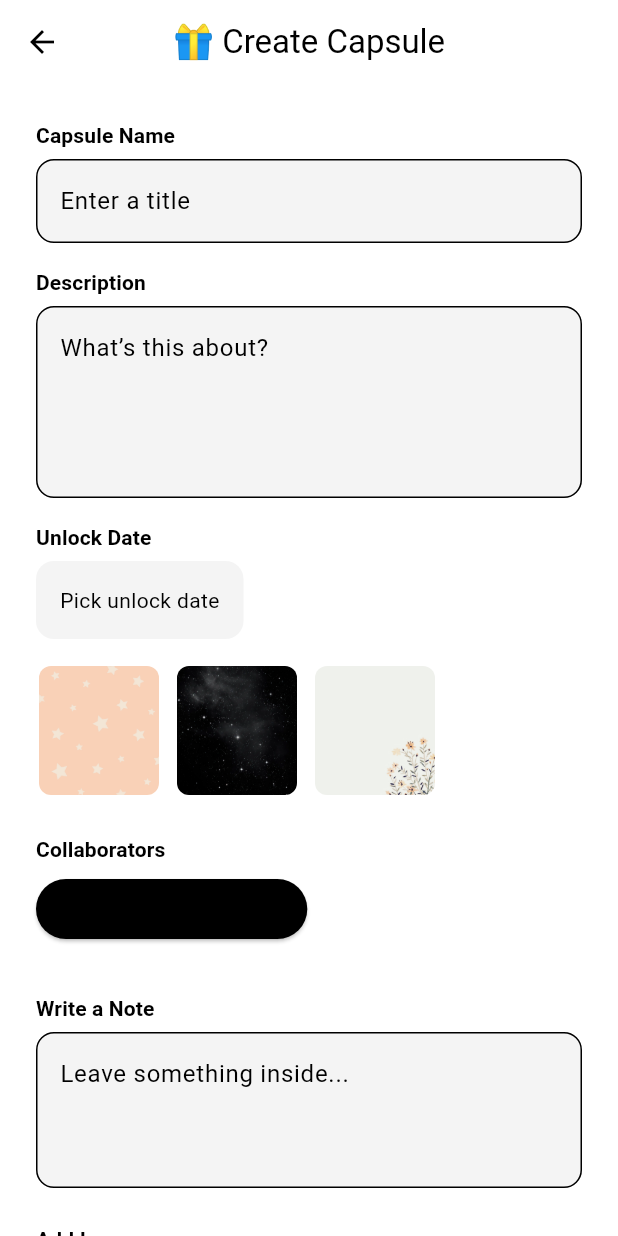
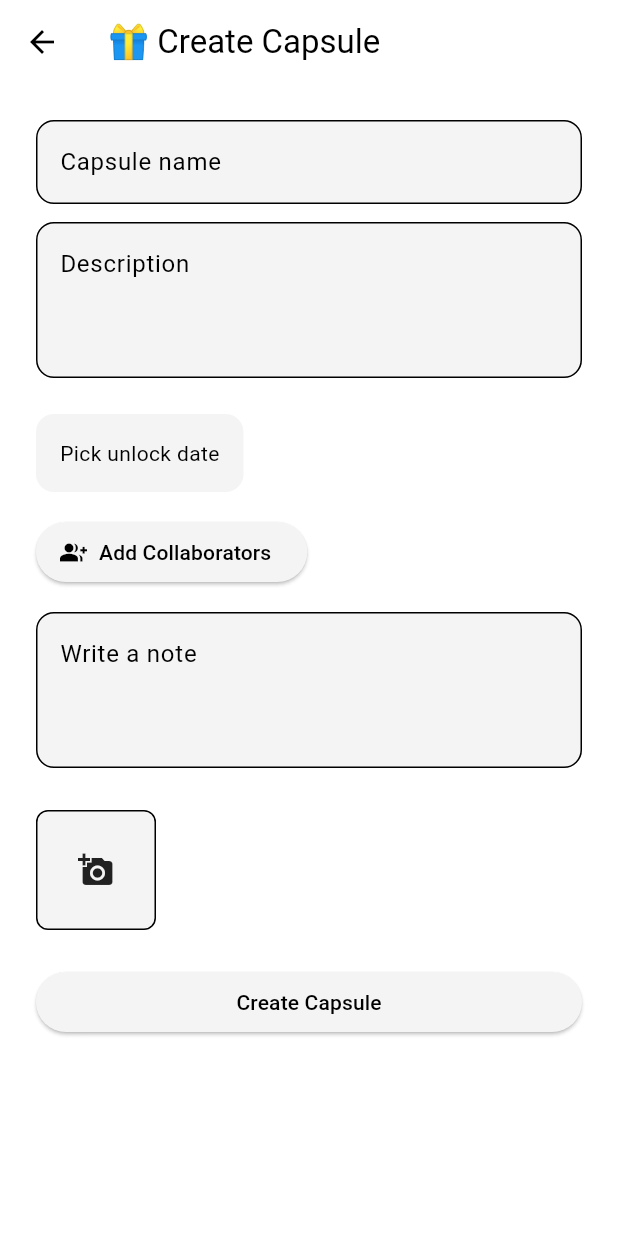
Before and after one commit to shlokmestry/boxed_app, a Flutter app: the CreateCapsuleScreen screen opened directly, on a phone screen of 412 x 824 dp. Run offline on Flutter 3.47's test engine with Material 3 defaults, Android fonts, the phone set to English and light mode, and no system bars; our stand-ins replace cloud_firestore, firebase_auth, firebase_core, firebase_messaging, firebase_storage, flutter_local_notifications and 5 more; missing offline and left inert: cryptography, encrypt, pointycastle, rsa_encrypt; accounts and stored records are empty.

```diff
--- a/lib/screens/create_capsule_screen.dart
+++ b/lib/screens/create_capsule_screen.dart
@@ -16,12 +16,13 @@ class CreateCapsuleScreen extends StatefulWidget {
 }
 
 class _CreateCapsuleScreenState extends State<CreateCapsuleScreen> {
-  final TextEditingController _nameController = TextEditingController();
-  final TextEditingController _descriptionController = TextEditingController();
-  final TextEditingController _noteController = TextEditingController();
+  final _nameController = TextEditingController();
+  final _descriptionController = TextEditingController();
+  final _noteController = TextEditingController();
 
   DateTime? _selectedDateTime;
   bool _isLoading = false;
+
   final List<File> _selectedImages = [];
   final ImagePicker _picker = ImagePicker();
   int? _selectedBackground;
@@ -34,6 +35,16 @@ class _CreateCapsuleScreenState extends State<CreateCapsuleScreen> {
 
   final List<Map<String, dynamic>> _collaborators = [];
 
+  // ───────────── SAFE SESSION CHECK ─────────────
+  bool _hasUserMasterKey() {
+    try {
+      UserCryptoState.userMasterKey;
+      return true;
+    } catch (_) {
+      return false;
+    }
+  }
+
   Future<void> _selectDate() async {
     final now = DateTime.now();
     final pickedDate = await showDatePicker(
@@ -42,12 +53,16 @@ class _CreateCapsuleScreenState extends State<CreateCapsuleScreen> {
       firstDate: now,
       lastDate: DateTime(now.year + 5),
     );
-    if (pickedDate != null) {
+
+    if (pickedDate == null) return;
+
     final pickedTime = await showTimePicker(
       context: context,
       initialTime: const TimeOfDay(hour: 12, minute: 0),
     );
-      if (pickedTime != null) {
+
+    if (pickedTime == null) return;
+
     setState(() {
       _selectedDateTime = DateTime(
         pickedDate.year,
@@ -58,138 +73,145 @@ class _CreateCapsuleScreenState extends State<CreateCapsuleScreen> {
       );
     });
   }
-    }
-  }
 
   Future<void> _pickImages() async {
-    final pickedFiles = await _picker.pickMultiImage();
+    final picked = await _picker.pickMultiImage();
     setState(() {
-      _selectedImages.addAll(pickedFiles.map((x) => File(x.path)));
+      _selectedImages.addAll(picked.map((x) => File(x.path)));
     });
   }
 
   void _removeImage(File file) {
+    setState(() => _selectedImages.remove(file));
+  }
+
+  Future<void> _openCollaboratorPicker() async {
+    final result = await showDialog<List<Map<String, dynamic>>>(
+      context: context,
+      builder: (_) => const CollaboratorPickerDialog(),
+    );
+
+    if (result != null) {
       setState(() {
-      _selectedImages.remove(file);
+        _collaborators
+          ..clear()
+          ..addAll(result);
       });
     }
-
-  /// ✅ NEW: Make sure master key exists before any encryption happens.
-  /// We cannot derive it here (no password available). So if it's missing,
-  /// user needs to log in again.
-  Future<void> _ensureUserMasterKeyReady() async {
-    final masterKey = UserCryptoState.userMasterKey;
-    if (masterKey != null) return;
-
-    throw Exception(
-      'User master key not initialized. Please log out and log back in.',
-    );
   }
 
   Future<void> _createCapsule() async {
-    final currentUser = FirebaseAuth.instance.currentUser;
+    final user = FirebaseAuth.instance.currentUser;
 
-    if (_nameController.text.trim().isEmpty ||
+    if (user == null ||
+        _nameController.text.trim().isEmpty ||
         _descriptionController.text.trim().isEmpty ||
-        _selectedDateTime == null ||
-        currentUser == null) {
+        _selectedDateTime == null) {
       ScaffoldMessenger.of(context).showSnackBar(
         const SnackBar(content: Text('Please complete all fields')),
       );
       return;
     }
 
+    // 🔐 HARD STOP if session expired
+    if (!_hasUserMasterKey()) {
+      ScaffoldMessenger.of(context).showSnackBar(
+        const SnackBar(
+          content: Text('Session expired. Please log in again.'),
+        ),
+      );
+
+      Navigator.of(context).pop();
+      return;
+    }
+
     setState(() => _isLoading = true);
 
     try {
-      // ✅ NEW: Prevents "User master key not initialized" crash
-      await _ensureUserMasterKeyReady();
+      final userMasterKey = UserCryptoState.userMasterKey;
 
-      /// 1️⃣ Collaborators
-      final collaboratorsWithStatus = [
+      // 1️⃣ Capsule key
+      final capsuleKey =
+          await BoxedEncryptionService.generateCapsuleKey();
+
+      final encryptedCapsuleKey =
+          await BoxedEncryptionService.encryptCapsuleKeyForUser(
+        capsuleKey: capsuleKey,
+        userMasterKey: userMasterKey,
+      );
+
+      // 2️⃣ Collaborators
+      final collaborators = [
         {
-          'userId': currentUser.uid,
-          'username': currentUser.displayName ?? 'You',
+          'userId': user.uid,
+          'username': user.displayName ?? 'You',
           'role': 'Owner',
           'accepted': true,
-          'photoUrl': currentUser.photoURL ?? '',
+          'photoUrl': user.photoURL ?? '',
         },
         ..._collaborators.map((c) => {
               'userId': c['userId'],
               'username': c['username'],
               'role': c['role'] ?? 'Editor',
+              'accepted': false,
               'photoUrl': c['photoUrl'] ?? '',
-              'accepted': false,
-            })
+            }),
       ];
 
-      final memberIds = collaboratorsWithStatus
+      final memberIds = collaborators
           .where((c) => c['accepted'] == true)
           .map((c) => c['userId'] as String)
           .toList();
 
-      final status = _collaborators.isNotEmpty ? 'pending' : 'active';
+      final status = _collaborators.isNotEmpty ? 'pending' : 'locked';
 
-      /// 2️⃣ Capsule key
-      final capsuleKey = await BoxedEncryptionService.generateCapsuleKey();
-
-      final encryptedCapsuleKey =
-          await BoxedEncryptionService.encryptCapsuleKeyForUser(
-        capsuleKey: capsuleKey,
-        userMasterKey: UserCryptoState.userMasterKey,
-      );
-
-      final capsuleKeys = {
-        currentUser.uid: encryptedCapsuleKey,
-      };
-
-      /// 3️⃣ Create capsule
+      // 3️⃣ Create capsule
       final capsuleRef =
           await FirebaseFirestore.instance.collection('capsules').add({
         'name': _nameController.text.trim(),
         'description': _descriptionController.text.trim(),
-        'creatorId': currentUser.uid,
-        'creatorUsername': currentUser.displayName ?? '',
+        'creatorId': user.uid,
         'unlockDate': Timestamp.fromDate(_selectedDateTime!),
         'memberIds': memberIds,
-        'collaborators': collaboratorsWithStatus,
-        'capsuleKeys': capsuleKeys,
+        'collaborators': collaborators,
+        'capsuleKeys': {user.uid: encryptedCapsuleKey},
         'createdAt': Timestamp.now(),
         'status': status,
-        'isLocked': true,
+        'emoji': '🎁',
         'backgroundId': _selectedBackground,
-        'emoji': '🎁',
       });
 
-      /// 4️⃣ Images (not encrypted yet)
+      // 4️⃣ Images
       for (final image in _selectedImages) {
-        final filename = DateTime.now().millisecondsSinceEpoch.toString();
+        final filename =
+            DateTime.now().millisecondsSinceEpoch.toString();
         final ref = FirebaseStorage.instance
-            .ref()
-            .child('capsules/${capsuleRef.id}/$filename.jpg');
+            .ref('capsules/${capsuleRef.id}/$filename.jpg');
+
         final upload = await ref.putFile(image);
         final url = await upload.ref.getDownloadURL();
 
         await capsuleRef.collection('memories').add({
           'type': 'image',
-          'uploaderId': currentUser.uid,
+          'uploaderId': user.uid,
           'timestamp': Timestamp.now(),
           'contentUrl': url,
         });
       }
 
-      /// 5️⃣ Encrypted note
+      // 5️⃣ Encrypted note
       if (_noteController.text.trim().isNotEmpty) {
-        final encryptedText = await BoxedEncryptionService.encryptData(
+        final encryptedNote =
+            await BoxedEncryptionService.encryptData(
           plainText: _noteController.text.trim(),
           capsuleKey: capsuleKey,
         );
 
         await capsuleRef.collection('memories').add({
           'type': 'note',
-          'uploaderId': currentUser.uid,
+          'uploaderId': user.uid,
           'timestamp': Timestamp.now(),
-          'encryptedText': encryptedText,
+          'encryptedText': encryptedNote,
         });
       }
 
@@ -206,66 +228,39 @@ class _CreateCapsuleScreenState extends State<CreateCapsuleScreen> {
     }
   }
 
-  Future<void> _openCollaboratorPicker() async {
-    final result = await showDialog<List<Map<String, dynamic>>>(
-      context: context,
-      builder: (context) => const CollaboratorPickerDialog(),
-    );
-
-    if (result != null) {
-      setState(() {
-        _collaborators
-          ..clear()
-          ..addAll(result);
-      });
-    }
-  }
-
-  // ---------- UI BELOW IS UNCHANGED ----------
+  // ───────────── UI (UNCHANGED) ─────────────
 
   @override
   Widget build(BuildContext context) {
     final colorScheme = Theme.of(context).colorScheme;
-    final textTheme = Theme.of(context).textTheme;
 
     return Scaffold(
-      appBar: AppBar(
-        title: Text("🎁 Create Capsule", style: textTheme.titleLarge),
-        centerTitle: true,
-      ),
+      appBar: AppBar(title: const Text('🎁 Create Capsule')),
       body: SingleChildScrollView(
         padding: const EdgeInsets.all(24),
         child: Column(crossAxisAlignment: CrossAxisAlignment.start, children: [
-          _sectionLabel(context, "Capsule Name"),
-          _buildInput(_nameController, 'Enter a title'),
-          const SizedBox(height: 16),
-          _sectionLabel(context, "Description"),
-          _buildInput(_descriptionController, 'What’s this about?', maxLines: 4),
-          const SizedBox(height: 16),
-          _sectionLabel(context, "Unlock Date"),
+          _input(_nameController, 'Capsule name'),
+          _input(_descriptionController, 'Description', maxLines: 3),
+          const SizedBox(height: 12),
           GestureDetector(onTap: _selectDate, child: _dateTile()),
           const SizedBox(height: 16),
-          _backgroundPicker(colorScheme),
+          ElevatedButton.icon(
+            onPressed: _openCollaboratorPicker,
+            icon: const Icon(Icons.group_add),
+            label: const Text('Add Collaborators'),
+          ),
+          const SizedBox(height: 16),
+          _input(_noteController, 'Write a note', maxLines: 3),
+          const SizedBox(height: 16),
+          _imagePicker(colorScheme),
           const SizedBox(height: 24),
-          _sectionLabel(context, "Collaborators"),
-          _collaboratorButton(colorScheme),
-          const SizedBox(height: 8),
-          _buildCollaboratorChips(),
-          const SizedBox(height: 24),
-          _sectionLabel(context, "Write a Note"),
-          _buildInput(_noteController, 'Leave something inside...', maxLines: 3),
-          const SizedBox(height: 24),
-          _sectionLabel(context, "Add Images"),
-          _imagePicker(colorScheme),
-          const SizedBox(height: 36),
           _isLoading
               ? const Center(child: CircularProgressIndicator())
               : SizedBox(
                   width: double.infinity,
                   child: ElevatedButton(
                     onPressed: _createCapsule,
-                    child: const Text("Create Capsule",
-                        style: TextStyle(fontSize: 16)),
+                    child: const Text('Create Capsule'),
                   ),
                 ),
         ]),
@@ -273,123 +268,60 @@ class _CreateCapsuleScreenState extends State<CreateCapsuleScreen> {
     );
   }
 
-  // ---------- UI HELPERS (UNCHANGED) ----------
-
   Widget _dateTile() => Container(
         padding: const EdgeInsets.all(16),
         decoration: BoxDecoration(
+          color: Theme.of(context).colorScheme.surface,
           borderRadius: BorderRadius.circular(12),
-          color: Theme.of(context).colorScheme.surface,
         ),
         child: Text(_selectedDateTime == null
             ? 'Pick unlock date'
-            : 'Opens on: $_selectedDateTime'),
+            : 'Opens on $_selectedDateTime'),
       );
 
-  Widget _collaboratorButton(ColorScheme colorScheme) => ElevatedButton.icon(
-        onPressed: _openCollaboratorPicker,
-        icon: const Icon(Icons.group_add),
-        label: const Text("Add Collaborators"),
-        style: ElevatedButton.styleFrom(
-          backgroundColor: colorScheme.primary,
-        ),
-      );
-
-  Widget _backgroundPicker(ColorScheme colorScheme) => SizedBox(
-        height: 90,
-        child: ListView.builder(
-          scrollDirection: Axis.horizontal,
-          itemCount: _backgroundOptions.length,
-          itemBuilder: (_, i) => GestureDetector(
-            onTap: () => setState(() => _selectedBackground = i),
-            child: Container(
-              margin: const EdgeInsets.only(right: 8),
-              decoration: BoxDecoration(
-                border: Border.all(
-                  color: _selectedBackground == i
-                      ? colorScheme.primary
-                      : Colors.transparent,
-                  width: 2,
-                ),
-                borderRadius: BorderRadius.circular(10),
-              ),
-              child: ClipRRect(
-                borderRadius: BorderRadius.circular(8),
-                child: Image.asset(_backgroundOptions[i],
-                    width: 80, fit: BoxFit.cover),
-              ),
-            ),
+  Widget _input(TextEditingController c, String hint,
+          {int maxLines = 1}) =>
+      Padding(
+        padding: const EdgeInsets.only(bottom: 12),
+        child: TextField(
+          controller: c,
+          maxLines: maxLines,
+          decoration: InputDecoration(
+            hintText: hint,
+            filled: true,
+            border:
+                OutlineInputBorder(borderRadius: BorderRadius.circular(12)),
           ),
         ),
       );
 
-  Widget _imagePicker(ColorScheme colorScheme) => Wrap(
+  Widget _imagePicker(ColorScheme scheme) => Wrap(
         spacing: 8,
         children: [
-          ..._selectedImages.map((image) => Stack(
-                alignment: Alignment.topRight,
-                children: [
-                  ClipRRect(
-                    borderRadius: BorderRadius.circular(8),
-                    child: Image.file(image,
+          ..._selectedImages.map((img) => Stack(children: [
+                Image.file(img,
                     width: 80, height: 80, fit: BoxFit.cover),
+                Positioned(
+                  right: 0,
+                  child: IconButton(
+                    icon: const Icon(Icons.close, size: 16),
+                    onPressed: () => _removeImage(img),
                   ),
-                  IconButton(
-                    icon: const Icon(Icons.close, size: 16),
-                    onPressed: () => _removeImage(image),
                 ),
-                ],
-              )),
+              ])),
           GestureDetector(
             onTap: _pickImages,
             child: Container(
               width: 80,
               height: 80,
               decoration: BoxDecoration(
-                color: colorScheme.surface,
+                color: scheme.surface,
                 borderRadius: BorderRadius.circular(8),
-                border: Border.all(color: colorScheme.outline),
+                border: Border.all(color: scheme.outline),
               ),
               child: const Icon(Icons.add_a_photo),
             ),
           ),
         ],
       );
-
-  Widget _buildCollaboratorChips() => Wrap(
-        spacing: 8,
-        children: _collaborators.map((c) {
-          final avatar = (c['photoUrl'] as String?)?.isNotEmpty == true
-              ? NetworkImage(c['photoUrl'])
-              : null;
-          return Chip(
-            avatar: avatar != null
-                ? CircleAvatar(backgroundImage: avatar)
-                : CircleAvatar(child: Text(c['username'][0].toUpperCase())),
-            label: Text('${c['username']} (${c['role']})'),
-            onDeleted: () => setState(() => _collaborators.remove(c)),
-          );
-        }).toList(),
-      );
-
-  Widget _sectionLabel(BuildContext context, String text) => Padding(
-        padding: const EdgeInsets.only(bottom: 6),
-        child: Text(text,
-            style: Theme.of(context)
-                .textTheme
-                .labelLarge
-                ?.copyWith(fontWeight: FontWeight.bold)),
-      );
-
-  Widget _buildInput(TextEditingController controller, String hint,
-          {int maxLines = 1}) =>
-      TextField(
-        controller: controller,
-        maxLines: maxLines,
-        decoration: InputDecoration(
-          hintText: hint,
-          filled: true,
-          border: OutlineInputBorder(borderRadius: BorderRadius.circular(12)),
-        ),
-      );
 }
--- a/lib/services/boxed_encryption_service.dart
+++ b/lib/services/boxed_encryption_service.dart
@@ -3,8 +3,8 @@ import 'package:cloud_firestore/cloud_firestore.dart';
 import 'package:cryptography/cryptography.dart';
 
 class BoxedEncryptionService {
-  static final _aesGcm = AesGcm.with256bits();
-  static final _pbkdf2 = Pbkdf2(
+  static final AesGcm _aesGcm = AesGcm.with256bits();
+  static final Pbkdf2 _pbkdf2 = Pbkdf2(
     macAlgorithm: Hmac.sha256(),
     iterations: 100000,
     bits: 256,
@@ -30,7 +30,7 @@ class BoxedEncryptionService {
 
     final salt = data['encryptionSalt'] as String;
 
-    return await _pbkdf2.deriveKey(
+    return _pbkdf2.deriveKey(
       secretKey: SecretKey(utf8.encode(password)),
       nonce: utf8.encode('$userId:$salt'),
     );
@@ -73,11 +73,43 @@ class BoxedEncryptionService {
   }
 
   // ─────────────────────────────────────────────
+  // MEMORY / NOTE ENCRYPTION
+  // ─────────────────────────────────────────────
+
+  static Future<String> encryptData({
+    required String plainText,
+    required SecretKey capsuleKey,
+  }) async {
+    final secretBox = await _aesGcm.encrypt(
+      utf8.encode(plainText),
+      secretKey: capsuleKey,
+    );
+
+    return _encodeSecretBox(secretBox);
+  }
+
+  static Future<String> decryptData({
+    required String encryptedText,
+    required SecretKey capsuleKey,
+  }) async {
+    final secretBox = _decodeSecretBox(encryptedText);
+
+    final clearBytes = await _aesGcm.decrypt(
+      secretBox,
+      secretKey: capsuleKey,
+    );
+
+    return utf8.decode(clearBytes);
+  }
+
+  // ─────────────────────────────────────────────
   // HELPERS
   // ─────────────────────────────────────────────
 
+  /// Encodes a SecretBox into a single base64 string containing:
+  /// nonce + ciphertext + mac
   static String _encodeSecretBox(SecretBox box) {
-    final map = {
+    final map = <String, String>{
       'nonce': base64Encode(box.nonce),
       'cipherText': base64Encode(box.cipherText),
       'mac': base64Encode(box.mac.bytes),
@@ -90,9 +122,9 @@ class BoxedEncryptionService {
         jsonDecode(utf8.decode(base64Decode(encoded))) as Map<String, dynamic>;
 
     return SecretBox(
-      base64Decode(decoded['cipherText']),
-      nonce: base64Decode(decoded['nonce']),
-      mac: Mac(base64Decode(decoded['mac'])),
+      base64Decode(decoded['cipherText'] as String),
+      nonce: base64Decode(decoded['nonce'] as String),
+      mac: Mac(base64Decode(decoded['mac'] as String)),
     );
   }
 }
```
Also changed, not shown: lib/screens/login_signup.dart (+29 -5 lines), lib/state/user_crypto_state.dart (+4 -3 lines). Lines whose indentation alone changed are shown as unchanged.
